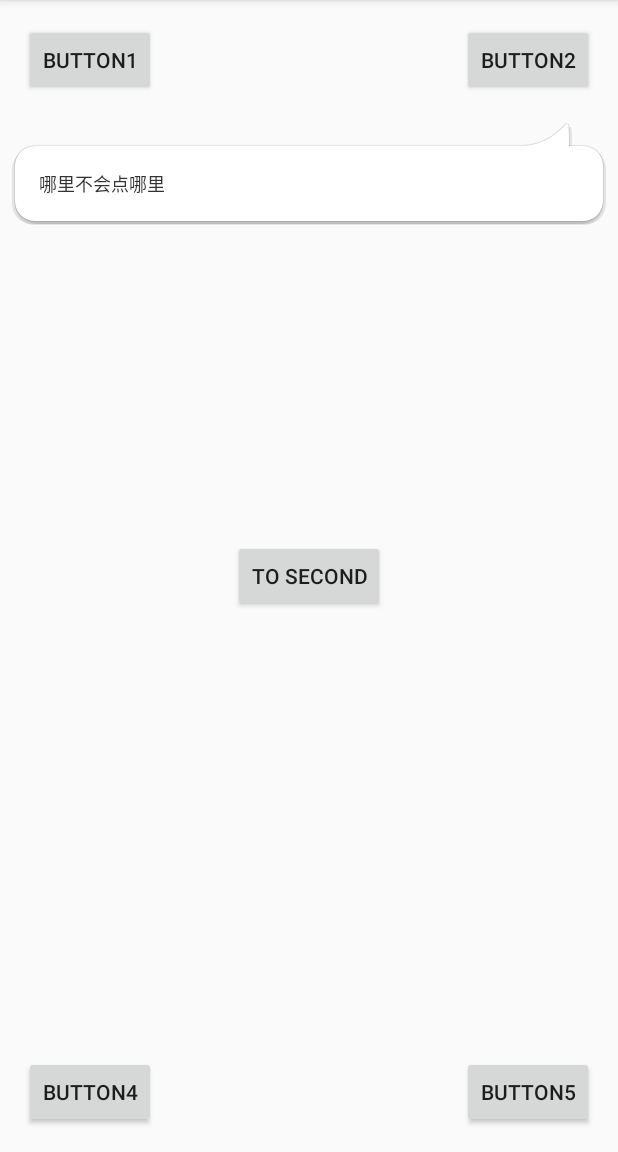
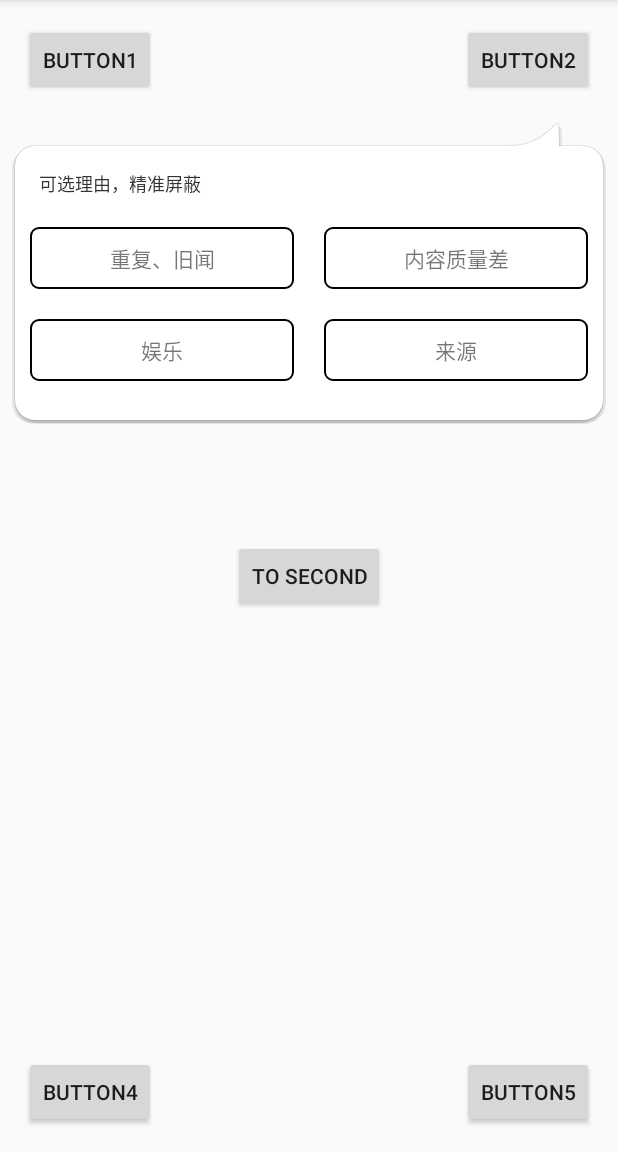
Before and after one commit to JrDong/FitPopupWindow, an Android app: the screen it shows after launch (MainActivity), after a tap on "BUTTON2", on a phone screen of 412 x 824 dp, the part 84-1236 px from its top. Run offline under Robolectric (Android 15) with nearby library versions, the phone set to English and light mode, and no system bars.

Commit message:
更改弹窗布局

```diff
--- a/app/src/main/java/com/djr/fitpopupwindow/utils/FitPopupWindow.java
+++ b/app/src/main/java/com/djr/fitpopupwindow/utils/FitPopupWindow.java
@@ -6,9 +6,17 @@ import android.view.Gravity;
 import android.view.LayoutInflater;
 import android.view.View;
 import android.view.ViewGroup;
+import android.view.Window;
 import android.view.WindowManager;
+import android.view.animation.AccelerateDecelerateInterpolator;
+import android.view.animation.BounceInterpolator;
+import android.view.animation.CycleInterpolator;
+import android.view.animation.OvershootInterpolator;
+import android.view.animation.ScaleAnimation;
 import android.widget.PopupWindow;
 import android.widget.RelativeLayout;
+
+import com.djr.fitpopupwindow.R;
 
 /**
  * Created by DongJr on 2017/2/21.
@@ -29,6 +37,7 @@ public class FitPopupWindow extends PopupWindow implements PopupWindow.OnDismiss
     private int mHorizontal;
     private int mVertical;
     private int[] windowPos;
+    private FitPopupWindowLayout mFitPopupWindowLayout;
 
     public FitPopupWindow(Activity context) {
         init(context, ViewGroup.LayoutParams.WRAP_CONTENT
@@ -59,22 +68,23 @@ public class FitPopupWindow extends PopupWindow implements PopupWindow.OnDismiss
         setFocusable(true);
         setOnDismissListener(this);
 
+        setAnimationStyle(R.style.popop_anim);
     }
 
     public void setView(View contentView, View anchorView) {
         this.anchorView = anchorView;
         windowPos = calculatePopWindowPos(anchorView, contentView);
 
-        FitPopupWindowLayout fitPopupWindowLayout = new FitPopupWindowLayout(context);
+        mFitPopupWindowLayout = new FitPopupWindowLayout(context);
         RelativeLayout.LayoutParams layoutParams = new RelativeLayout.LayoutParams(
                 ViewGroup.LayoutParams.MATCH_PARENT, getHeight() - FitPopupWindowLayout.mSharpHeight);
         layoutParams.bottomMargin = FitPopupWindowLayout.mSharpHeight;
 
         contentView.setLayoutParams(layoutParams);
-        fitPopupWindowLayout.setOrientation(getHorizontal(), getVertical()
+        mFitPopupWindowLayout.setOrientation(getHorizontal(), getVertical()
                 , getXCoordinate());
-        fitPopupWindowLayout.addView(contentView);
-        setContentView(fitPopupWindowLayout);
+        mFitPopupWindowLayout.addView(contentView);
+        setContentView(mFitPopupWindowLayout);
     }
 
 
@@ -82,10 +92,26 @@ public class FitPopupWindow extends PopupWindow implements PopupWindow.OnDismiss
 
         showAtLocation(anchorView, Gravity.TOP | Gravity.END
                 , windowPos[0], windowPos[1]);
+        update();
+        Window window = context.getWindow();
+        WindowManager.LayoutParams lp = window.getAttributes();
+        lp.alpha = 0.7f;
+        window.setAttributes(lp);
+//        startAnimation(true);
 
-        WindowManager.LayoutParams lp = context.getWindow().getAttributes();
-        lp.alpha = 0.7f;
-        context.getWindow().setAttributes(lp);
+    }
+
+    private void startAnimation(boolean isStart) {
+        ScaleAnimation animation;
+        if (isStart) {
+            animation = new ScaleAnimation(0, 1, 0, 1, mXCoordinate, 0);
+        } else {
+            animation = new ScaleAnimation(1, 0, 1, 0, mXCoordinate, 0);
+        }
+        animation.setDuration(200);
+        animation.setInterpolator(new OvershootInterpolator());
+        animation.setFillAfter(true);
+        mFitPopupWindowLayout.startAnimation(animation);
     }
 
     /**
@@ -131,17 +157,23 @@ public class FitPopupWindow extends PopupWindow implements PopupWindow.OnDismiss
         return windowPos;
     }
 
+    @Override
+    public void dismiss() {
+        super.dismiss();
+    }
 
     @Override
     public void onDismiss() {
+        startAnimation(false);
         WindowManager.LayoutParams lp = context.getWindow().getAttributes();
         lp.alpha = 1f;
         context.getWindow().setAttributes(lp);
+
     }
 
     public int getXCoordinate() {
         if (mXCoordinate > mWindowWidth / 2) {
-            mXCoordinate = mWindowWidth - mXCoordinate - anchorView.getWidth() + 20;
+            mXCoordinate = mWindowWidth - mXCoordinate - anchorView.getWidth() + 50;
         }
         return mXCoordinate;
     }
--- a/app/src/main/java/com/djr/fitpopupwindow/utils/FitPopupWindowLayout.java
+++ b/app/src/main/java/com/djr/fitpopupwindow/utils/FitPopupWindowLayout.java
@@ -66,7 +66,6 @@ public class FitPopupWindowLayout extends RelativeLayout {
     }
 
 
-
     @Override
     protected void onDraw(Canvas canvas) {
 
@@ -104,7 +103,7 @@ public class FitPopupWindowLayout extends RelativeLayout {
     public void setOrientation(int horizontal, int vertical, int xOffset) {
         mHorizontal = horizontal;
         mVertical = vertical;
-        mXoffset = xOffset + 20;
+        mXoffset = xOffset;
         invalidate();
     }
 
--- /dev/null
+++ b/app/src/main/res/anim/anim_popup_in.xml
@@ -0,0 +1,12 @@
+<?xml version="1.0" encoding="utf-8"?>
+<set xmlns:android="http://schemas.android.com/apk/res/android">
+    <scale
+        android:duration="500"
+        android:fromXScale="0.0"
+        android:fromYScale="0.0"
+        android:interpolator="@android:anim/bounce_interpolator"
+        android:pivotX="50%"
+        android:pivotY="50%"
+        android:toXScale="1.0"
+        android:toYScale="1.0" />
+</set>
--- /dev/null
+++ b/app/src/main/res/anim/anim_popup_out.xml
@@ -0,0 +1,11 @@
+<?xml version="1.0" encoding="utf-8"?>
+<set xmlns:android="http://schemas.android.com/apk/res/android">
+    <scale
+        android:duration="500"
+        android:fromXScale="1.0"
+        android:fromYScale="1.0"
+        android:pivotX="50%"
+        android:pivotY="50%"
+        android:toXScale="0.0"
+        android:toYScale="0.0" />
+</set>
--- /dev/null
+++ b/app/src/main/res/drawable/selector_popupwindow_text.xml
@@ -0,0 +1,20 @@
+<?xml version="1.0" encoding="utf-8"?>
+<selector xmlns:android="http://schemas.android.com/apk/res/android">
+    <item android:state_pressed="true">
+        <shape android:shape="rectangle">
+            <corners android:radius="5dp" />
+            <stroke android:width="1dp" android:color="#ff0000" />
+
+            <solid android:color="#00ffffff" />
+        </shape>
+    </item>
+    <item>
+        <shape  android:shape="rectangle">
+            <corners android:radius="5dp" />
+            <stroke android:width="1dp" android:color="#000000" />
+            <solid android:color="#00ffffff" />
+        </shape>
+    </item>
+
+
+</selector>
--- a/app/src/main/res/layout/layout_popupwindow.xml
+++ b/app/src/main/res/layout/layout_popupwindow.xml
@@ -11,18 +11,63 @@
     <TextView
         android:layout_width="wrap_content"
         android:layout_height="wrap_content"
-        android:padding="16dp"
-        android:text="@string/popup_text"
+        android:paddingLeft="16dp"
+        android:paddingRight="16dp"
+        android:paddingTop="16dp"
+        android:paddingBottom="10dp"
+        android:text="可选理由，精准屏蔽"
         android:textColor="@color/color_333"
         android:textSize="@dimen/text_small"/>
 
     <LinearLayout
         android:layout_width="match_parent"
-        android:layout_height="match_parent"
-        android:gravity="center"
+        android:layout_height="wrap_content"
         >
-
-
+        <TextView
+            android:layout_width="0dp"
+            android:layout_weight="1"
+            android:layout_height="wrap_content"
+            android:text="重复、旧闻"
+            android:background="@drawable/selector_popupwindow_text"
+            android:layout_margin="10dp"
+            android:gravity="center"
+            android:padding="10dp"
+            />
+        <TextView
+            android:layout_width="0dp"
+            android:layout_weight="1"
+            android:layout_height="wrap_content"
+            android:text="内容质量差"
+            android:background="@drawable/selector_popupwindow_text"
+            android:layout_margin="10dp"
+            android:padding="10dp"
+            android:gravity="center"
+            />
     </LinearLayout>
-
+    <LinearLayout
+        android:layout_width="match_parent"
+        android:layout_height="wrap_content"
+        android:paddingBottom="16dp"
+        >
+        <TextView
+            android:layout_width="0dp"
+            android:layout_weight="1"
+            android:layout_height="wrap_content"
+            android:text="娱乐"
+            android:background="@drawable/selector_popupwindow_text"
+            android:layout_margin="10dp"
+            android:gravity="center"
+            android:padding="10dp"
+            />
+        <TextView
+            android:layout_width="0dp"
+            android:layout_weight="1"
+            android:layout_height="wrap_content"
+            android:text="来源"
+            android:background="@drawable/selector_popupwindow_text"
+            android:layout_margin="10dp"
+            android:padding="10dp"
+            android:gravity="center"
+            />
+    </LinearLayout>
 </LinearLayout>
--- a/app/src/main/res/values/strings.xml
+++ b/app/src/main/res/values/strings.xml
@@ -2,4 +2,8 @@
     <string name="app_name">FitPopupWindow</string>
 
     <string name="popup_text">哪里不会点哪里</string>
+
+    <string name="not_interest">不感兴趣</string>
+
+
 </resources>
--- a/app/src/main/res/values/styles.xml
+++ b/app/src/main/res/values/styles.xml
@@ -8,4 +8,9 @@
         <item name="colorAccent">@color/colorAccent</item>
     </style>
 
+    <style name="popop_anim" parent="android:Animation" mce_bogus="1">
+        <item name="android:windowEnterAnimation">@anim/anim_popup_in</item>
+        <item name="android:windowExitAnimation">@anim/anim_popup_out</item>
+    </style>
+
 </resources>
```
